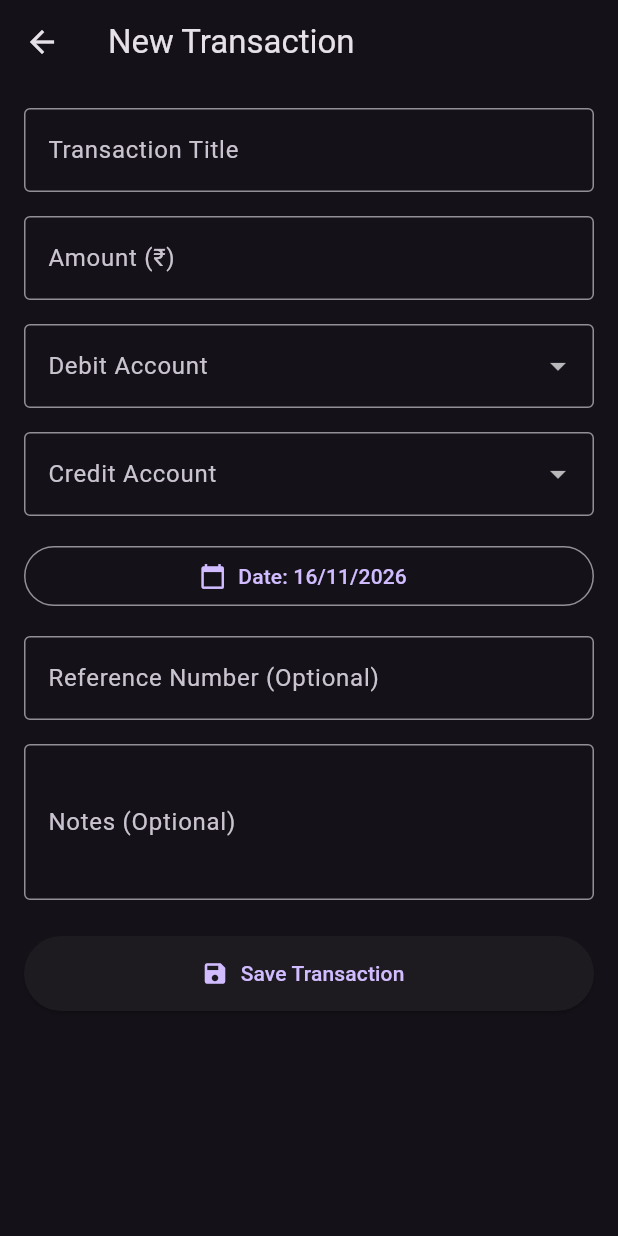
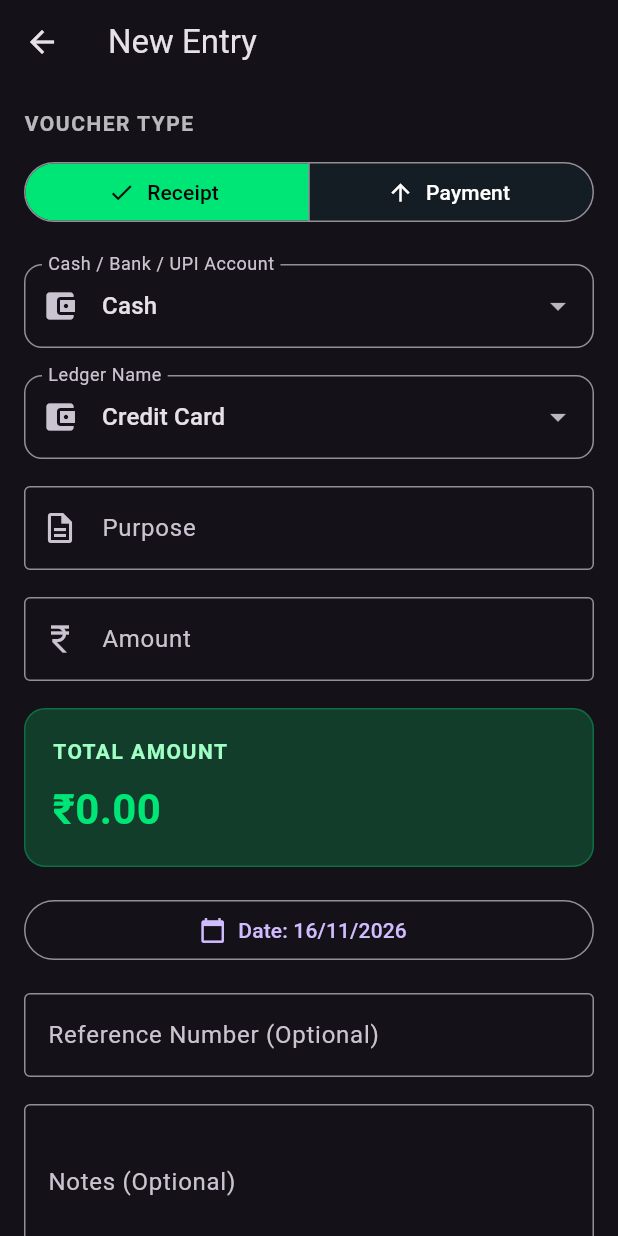
Before and after one commit to theaestheticlythium-hue/AndroMoney, a Flutter app: the screen it shows after launch, after a tap on "Transaction", on a phone screen of 412 x 824 dp. Run offline on Flutter 3.47's test engine with Material 3 defaults, Android fonts, the phone set to English and light mode, and no system bars; our stand-ins replace shared_preferences.

Commit message:
Update add_journal_transaction_screen.dart

```diff
--- a/lib/screens/add_journal_transaction_screen.dart
+++ b/lib/screens/add_journal_transaction_screen.dart
@@ -5,6 +5,8 @@ import '../models/ledger_account.dart';
 import '../models/ledger_entry.dart';
 import '../models/journal_transaction.dart';
 import '../services/ledger_service.dart';
+
+enum VoucherType { receipt, payment }
 
 class AddJournalTransactionScreen extends StatefulWidget {
   final List<LedgerAccount> accounts;
@@ -31,22 +33,42 @@ class _AddJournalTransactionScreenState
 
   final LedgerService _ledgerService = LedgerService();
 
-  String? _debitAccountId;
-  String? _creditAccountId;
+  VoucherType _voucherType = VoucherType.receipt;
+
+  String? _cashAccountId;
+  String? _ledgerAccountId;
+
   DateTime _selectedDate = DateTime.now();
-
   bool _isSaving = false;
 
   bool get _isEditing => widget.transactionToEdit != null;
+
+  List<LedgerAccount> get _activeAccounts =>
+      widget.accounts.where((account) => !account.isArchived).toList();
+
+  List<LedgerAccount> get _cashAccounts =>
+      _activeAccounts.where(
+        (account) => account.type == AccountType.asset,
+      ).toList();
+
+  List<LedgerAccount> get _ledgerAccounts =>
+      _activeAccounts.where(
+        (account) =>
+            account.id != _cashAccountId &&
+            account.type != AccountType.asset,
+      ).toList();
 
   @override
   void initState() {
     super.initState();
 
+    _amountController.addListener(_updateAmount);
+
     final transaction = widget.transactionToEdit;
 
     if (transaction != null) {
       _titleController.text = transaction.title;
+      _amountController.text = _getInitialAmount(transaction);
       _notesController.text = transaction.notes ?? '';
       _referenceController.text =
           transaction.referenceNumber ?? '';
@@ -62,16 +84,57 @@ class _AddJournalTransactionScreenState
 
       if (debitEntries.length == 1 &&
           creditEntries.length == 1) {
-        _debitAccountId = debitEntries.first.accountId;
-        _creditAccountId = creditEntries.first.accountId;
-        _amountController.text =
-            debitEntries.first.amount.toStringAsFixed(2);
+        final debitAccount = _findAccount(
+          debitEntries.first.accountId,
+        );
+
+        if (debitAccount?.type == AccountType.asset) {
+          _voucherType = VoucherType.receipt;
+          _cashAccountId = debitEntries.first.accountId;
+          _ledgerAccountId = creditEntries.first.accountId;
+        } else if (_findAccount(
+              creditEntries.first.accountId,
+            )?.type ==
+            AccountType.asset) {
+          _voucherType = VoucherType.payment;
+          _cashAccountId = creditEntries.first.accountId;
+          _ledgerAccountId = debitEntries.first.accountId;
+        }
+      }
+    }
+
+    if (_cashAccountId == null && _cashAccounts.isNotEmpty) {
+      _cashAccountId = _cashAccounts.first.id;
+    }
+
+    if (_ledgerAccountId == null) {
+      final available = _ledgerAccounts;
+      if (available.isNotEmpty) {
+        _ledgerAccountId = available.first.id;
       }
     }
   }
 
+  String _getInitialAmount(JournalTransaction transaction) {
+    if (transaction.entries.isEmpty) return '';
+
+    return transaction.entries.first.amount.toStringAsFixed(2);
+  }
+
+  LedgerAccount? _findAccount(String id) {
+    for (final account in widget.accounts) {
+      if (account.id == id) return account;
+    }
+    return null;
+  }
+
+  void _updateAmount() {
+    if (mounted) setState(() {});
+  }
+
   @override
   void dispose() {
+    _amountController.removeListener(_updateAmount);
     _titleController.dispose();
     _amountController.dispose();
     _notesController.dispose();
@@ -97,23 +160,13 @@ class _AddJournalTransactionScreenState
   Future<void> _saveTransaction() async {
     if (!_formKey.currentState!.validate()) return;
 
-    if (_debitAccountId == null || _creditAccountId == null) {
-      ScaffoldMessenger.of(context).showSnackBar(
-        const SnackBar(
-          content: Text('Select both Debit and Credit accounts'),
-        ),
-      );
+    if (_cashAccountId == null || _ledgerAccountId == null) {
+      _showMessage('Select both accounts');
       return;
     }
 
-    if (_debitAccountId == _creditAccountId) {
-      ScaffoldMessenger.of(context).showSnackBar(
-        const SnackBar(
-          content: Text(
-            'Debit and Credit accounts must be different',
-          ),
-        ),
-      );
+    if (_cashAccountId == _ledgerAccountId) {
+      _showMessage('Select two different accounts');
       return;
     }
 
@@ -135,11 +188,25 @@ class _AddJournalTransactionScreenState
     final transactionId = oldTransaction?.id ??
         now.microsecondsSinceEpoch.toString();
 
+    // Receipt: Cash/Bank/UPI Debit, Ledger Credit.
+    // Payment: Ledger Debit, Cash/Bank/UPI Credit.
+    final debitAccountId =
+        _voucherType == VoucherType.receipt
+            ? _cashAccountId!
+            : _ledgerAccountId!;
+
+    final creditAccountId =
+        _voucherType == VoucherType.receipt
+            ? _ledgerAccountId!
+            : _cashAccountId!;
+
+    final purpose = _titleController.text.trim();
+
     final transaction = JournalTransaction(
       id: transactionId,
       voucherNumber: oldTransaction?.voucherNumber ??
           'JV-$transactionId',
-      title: _titleController.text.trim(),
+      title: purpose,
       referenceNumber: _referenceController.text.trim().isEmpty
           ? null
           : _referenceController.text.trim(),
@@ -152,19 +219,19 @@ class _AddJournalTransactionScreenState
         LedgerEntry(
           id: '${transactionId}_D',
           transactionId: transactionId,
-          accountId: _debitAccountId!,
+          accountId: debitAccountId,
           side: EntrySide.debit,
           amount: amount,
-          description: _titleController.text.trim(),
+          description: purpose,
           createdAt: now,
         ),
         LedgerEntry(
           id: '${transactionId}_C',
           transactionId: transactionId,
-          accountId: _creditAccountId!,
+          accountId: creditAccountId,
           side: EntrySide.credit,
           amount: amount,
-          description: _titleController.text.trim(),
+          description: purpose,
           createdAt: now,
         ),
       ],
@@ -174,12 +241,7 @@ class _AddJournalTransactionScreenState
       setState(() {
         _isSaving = false;
       });
-
-      ScaffoldMessenger.of(context).showSnackBar(
-        const SnackBar(
-          content: Text('Transaction is not balanced'),
-        ),
-      );
+      _showMessage('Transaction is not balanced');
       return;
     }
 
@@ -188,16 +250,19 @@ class _AddJournalTransactionScreenState
     Navigator.pop(context, transaction);
   }
 
-  Widget _buildAccountDropdown({
+  void _showMessage(String message) {
+    ScaffoldMessenger.of(context).showSnackBar(
+      SnackBar(content: Text(message)),
+    );
+  }
+
+  Widget _buildDropdown({
     required String label,
     required String? value,
+    required List<LedgerAccount> accounts,
     required ValueChanged<String?> onChanged,
   }) {
-    final availableAccounts = widget.accounts
-        .where((account) => !account.isArchived)
-        .toList();
-
-    final validValue = availableAccounts.any(
+    final validValue = accounts.any(
       (account) => account.id == value,
     )
         ? value
@@ -208,33 +273,103 @@ class _AddJournalTransactionScreenState
       isExpanded: true,
       decoration: InputDecoration(
         labelText: label,
-        border: const OutlineInputBorder(),
+        prefixIcon: const Icon(Icons.account_balance_wallet),
+        border: OutlineInputBorder(
+          borderRadius: BorderRadius.circular(12),
+        ),
       ),
-      items: availableAccounts.map((account) {
+      items: accounts.map((account) {
         return DropdownMenuItem<String>(
           value: account.id,
-          child: Text(
-            '${account.name} (${account.type.name})',
-            overflow: TextOverflow.ellipsis,
-          ),
+          child: Text(account.name),
         );
       }).toList(),
       onChanged: onChanged,
-      validator: (value) {
-        if (value == null) {
-          return 'Please select an account';
-        }
-        return null;
+      validator: (value) =>
+          value == null ? 'Please select $label' : null,
+    );
+  }
+
+  Widget _buildVoucherSelector() {
+    return SegmentedButton<VoucherType>(
+      segments: const [
+        ButtonSegment(
+          value: VoucherType.receipt,
+          label: Text('Receipt'),
+          icon: Icon(Icons.arrow_downward),
+        ),
+        ButtonSegment(
+          value: VoucherType.payment,
+          label: Text('Payment'),
+          icon: Icon(Icons.arrow_upward),
+        ),
+      ],
+      selected: {_voucherType},
+      onSelectionChanged: (selection) {
+        setState(() {
+          _voucherType = selection.first;
+        });
       },
+      style: ButtonStyle(
+        foregroundColor: WidgetStateProperty.resolveWith(
+          (states) => states.contains(WidgetState.selected)
+              ? Colors.black
+              : Colors.white,
+        ),
+        backgroundColor: WidgetStateProperty.resolveWith(
+          (states) => states.contains(WidgetState.selected)
+              ? const Color(0xFF00E676)
+              : const Color(0xFF141C24),
+        ),
+      ),
+    );
+  }
+
+  Widget _buildTotalAmount() {
+    final amount = double.tryParse(_amountController.text) ?? 0;
+
+    return Container(
+      padding: const EdgeInsets.all(18),
+      decoration: BoxDecoration(
+        color: const Color(0xFF123D2B),
+        borderRadius: BorderRadius.circular(14),
+        border: Border.all(
+          color: const Color(0xFF00E676).withValues(alpha: 0.3),
+        ),
+      ),
+      child: Column(
+        crossAxisAlignment: CrossAxisAlignment.start,
+        children: [
+          const Text(
+            'TOTAL AMOUNT',
+            style: TextStyle(
+              color: Color(0xFF9FFFC4),
+              fontWeight: FontWeight.w600,
+              letterSpacing: 1,
+            ),
+          ),
+          const SizedBox(height: 8),
+          Text(
+            '₹${amount.toStringAsFixed(2)}',
+            style: const TextStyle(
+              color: Color(0xFF00E676),
+              fontSize: 28,
+              fontWeight: FontWeight.bold,
+            ),
+          ),
+        ],
+      ),
     );
   }
 
   @override
   Widget build(BuildContext context) {
+    final amount = double.tryParse(_amountController.text) ?? 0;
+
     return Scaffold(
       appBar: AppBar(
         title: Text(
-          _isEditing ? 'Edit Transaction' : 'New Transaction',
+          _isEditing ? 'Edit Entry' : 'New Entry',
         ),
       ),
       body: Form(
@@ -242,21 +377,61 @@ class _AddJournalTransactionScreenState
         child: ListView(
           padding: const EdgeInsets.all(16),
           children: [
+            const Text(
+              'VOUCHER TYPE',
+              style: TextStyle(
+                fontWeight: FontWeight.bold,
+                letterSpacing: 1,
+                color: Colors.white70,
+              ),
+            ),
+            const SizedBox(height: 12),
+            _buildVoucherSelector(),
+            const SizedBox(height: 24),
+
+            _buildDropdown(
+              label: 'Cash / Bank / UPI Account',
+              value: _cashAccountId,
+              accounts: _cashAccounts,
+              onChanged: (value) {
+                setState(() {
+                  _cashAccountId = value;
+                  if (_ledgerAccountId == value) {
+                    _ledgerAccountId = null;
+                  }
+                });
+              },
+            ),
+            const SizedBox(height: 18),
+
+            _buildDropdown(
+              label: 'Ledger Name',
+              value: _ledgerAccountId,
+              accounts: _ledgerAccounts,
+              onChanged: (value) {
+                setState(() {
+                  _ledgerAccountId = value;
+                });
+              },
+            ),
+            const SizedBox(height: 18),
+
             TextFormField(
               controller: _titleController,
               decoration: const InputDecoration(
-                labelText: 'Transaction Title',
-                hintText: 'Example: Grocery purchase',
+                labelText: 'Purpose',
+                hintText: 'Enter transaction purpose',
+                prefixIcon: Icon(Icons.description_outlined),
                 border: OutlineInputBorder(),
               ),
               validator: (value) {
                 if (value == null || value.trim().isEmpty) {
-                  return 'Enter transaction title';
+                  return 'Enter purpose';
                 }
                 return null;
               },
             ),
-            const SizedBox(height: 16),
+            const SizedBox(height: 18),
 
             TextFormField(
               controller: _amountController,
@@ -264,47 +439,25 @@ class _AddJournalTransactionScreenState
                 decimal: true,
               ),
               decoration: const InputDecoration(
-                labelText: 'Amount (₹)',
+                labelText: 'Amount',
+                prefixText: '₹ ',
+                prefixIcon: Icon(Icons.currency_rupee),
                 border: OutlineInputBorder(),
-                prefixText: '₹ ',
               ),
               validator: (value) {
-                final amount = double.tryParse(
-                  value?.trim() ?? '',
-                );
-
-                if (amount == null ||
-                    !amount.isFinite ||
-                    amount <= 0) {
+                final parsed = double.tryParse(value?.trim() ?? '');
+                if (parsed == null ||
+                    !parsed.isFinite ||
+                    parsed <= 0) {
                   return 'Enter a valid amount';
                 }
-
                 return null;
               },
             ),
-            const SizedBox(height: 16),
+            const SizedBox(height: 18),
 
-            _buildAccountDropdown(
-              label: 'Debit Account',
-              value: _debitAccountId,
-              onChanged: (value) {
-                setState(() {
-                  _debitAccountId = value;
-                });
-              },
-            ),
-            const SizedBox(height: 16),
-
-            _buildAccountDropdown(
-              label: 'Credit Account',
-              value: _creditAccountId,
-              onChanged: (value) {
-                setState(() {
-                  _creditAccountId = value;
-                });
-              },
-            ),
-            const SizedBox(height: 16),
+            _buildTotalAmount(),
+            const SizedBox(height: 18),
 
             OutlinedButton.icon(
               onPressed: _selectDate,
@@ -315,7 +468,7 @@ class _AddJournalTransactionScreenState
                 '${_selectedDate.year}',
               ),
             ),
-            const SizedBox(height: 16),
+            const SizedBox(height: 18),
 
             TextFormField(
               controller: _referenceController,
@@ -324,7 +477,7 @@ class _AddJournalTransactionScreenState
                 border: OutlineInputBorder(),
               ),
             ),
-            const SizedBox(height: 16),
+            const SizedBox(height: 18),
 
             TextFormField(
               controller: _notesController,
@@ -337,7 +490,7 @@ class _AddJournalTransactionScreenState
             const SizedBox(height: 24),
 
             SizedBox(
-              height: 50,
+              height: 54,
               child: ElevatedButton.icon(
                 onPressed: _isSaving ? null : _saveTransaction,
                 icon: const Icon(Icons.save),
@@ -345,8 +498,8 @@ class _AddJournalTransactionScreenState
                   _isSaving
                       ? 'Saving...'
                       : _isEditing
-                          ? 'Update Transaction'
-                          : 'Save Transaction',
+                          ? 'Update Entry'
+                          : 'Save Entry',
                 ),
               ),
             ),
```
